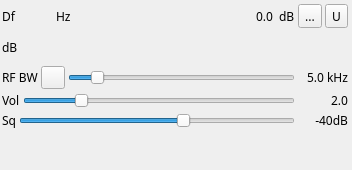
First picture: the form in plugins/channelrx/demodam/amdemodgui.ui, repository f4exb/sdrangel, before the edit.
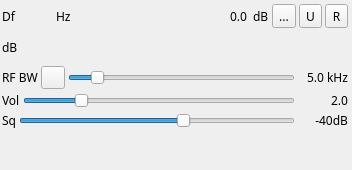
Second picture: the form after the edit. Icons and pictures are not drawn. Custom widgets are drawn as their Qt base class.

```diff
--- a/plugins/channelrx/demodam/amdemodgui.ui
+++ b/plugins/channelrx/demodam/amdemodgui.ui
@@ -199,6 +199,19 @@
         </property>
        </widget>
       </item>
+      <item>
+       <widget class="QToolButton" name="useRTP">
+        <property name="toolTip">
+         <string>Use RTP protocol for copy audio to UDP</string>
+        </property>
+        <property name="text">
+         <string>R</string>
+        </property>
+        <property name="checkable">
+         <bool>true</bool>
+        </property>
+       </widget>
+      </item>
      </layout>
     </item>
     <item>
```
